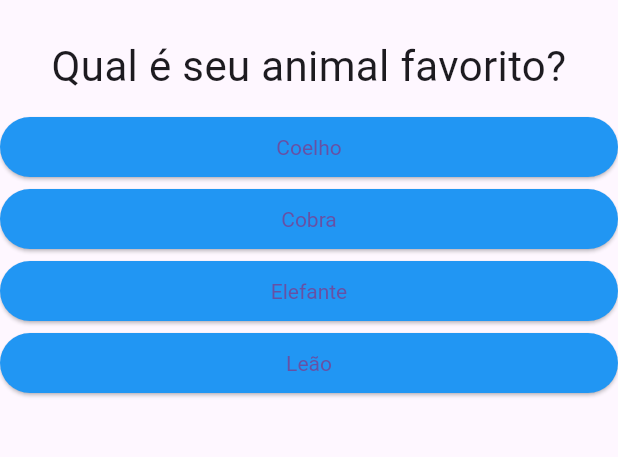
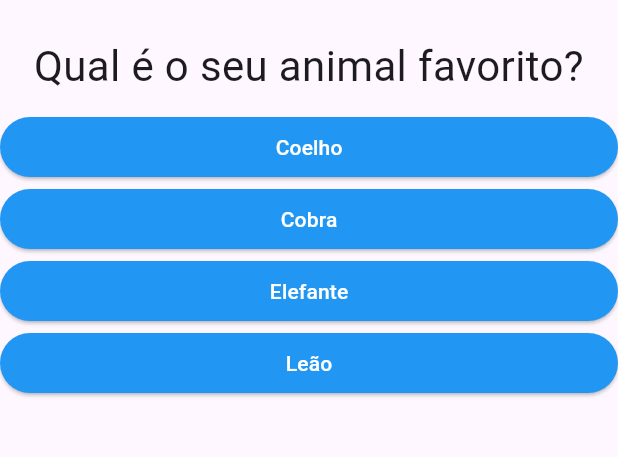
Before and after one commit to GabrielHR0sa/Learning_Flutter, a Flutter app: the screen it shows after launch, after a tap on "Preto", on a phone screen of 412 x 824 dp, the part 63-520 px from its top. Run offline on Flutter 3.47's test engine with Material 3 defaults, Android fonts, the phone set to English and light mode, and no system bars.

Commit message:
separating the project in more widgets

```diff
--- a/questions_project/lib/src/pages/main.dart
+++ b/questions_project/lib/src/pages/main.dart
@@ -1,53 +1,52 @@
 import 'package:flutter/material.dart';
-import 'package:questions_project/src/pages/resposta.dart';
-import './questao.dart';
+import './questionario.dart';
+import './resultado.dart';
 
 void main() => runApp(const PerguntaApp());
 
 class _PerguntaAppState extends State<PerguntaApp> {
   var _perguntaSelecionada = 0;
+  final _perguntas = const [
+    {
+      'texto': 'Qual é a sua cor favorita?',
+      'respostas': ['Preto', 'Vermelho', 'Verde', 'Branco'],
+    },
+    {
+      'texto': 'Qual é o seu animal favorito?',
+      'respostas': ['Coelho', 'Cobra', 'Elefante', 'Leão'],
+    },
+    {
+      'texto': 'Qual é o seu instrutor favorito?',
+      'respostas': ['Maria', 'João', 'Leo', 'Pedro'],
+    },
+  ];
 
   void _responder() {
-    setState(() {
-      _perguntaSelecionada++;
-    });
-    print(_perguntaSelecionada);
+    if (temPerguntaSelecionada) {
+      setState(() {
+        _perguntaSelecionada++;
+      });
+    }
+  }
+
+  bool get temPerguntaSelecionada {
+    return _perguntaSelecionada < _perguntas.length;
   }
 
   @override
   Widget build(BuildContext context) {
-    final List<Map<String, Object>> perguntas = [
-      {
-        'texto': 'Qual é sua cor favorita?',
-        'respostas': ['Preto', 'Vermelho', 'Verde', 'Branco'],
-      },
-      {
-        'texto': 'Qual é seu animal favorito?',
-        'respostas': ['Coelho', 'Cobra', 'Elefante', 'Leão'],
-      },
-      {
-        'texto': 'Qual é seu instrutor favorito?',
-        'respostas': ['Maria', 'João', 'Leo', 'Pedro'],
-      }
-    ];
-
-    List<Widget> respostas = [];
-    for (String textoResp
-        in perguntas[_perguntaSelecionada].cast()['respostas']) {
-      respostas.add(Resposta(textoResp, _responder));
-    }
-
     return MaterialApp(
       home: Scaffold(
         appBar: AppBar(
           title: const Text('Perguntas'),
         ),
-        body: Column(
-          children: [
-            Questao(perguntas[_perguntaSelecionada]['texto'].toString()),
-            ...respostas //... faz com que todos os elementos sejam adicionados nessa lista
-          ],
-        ),
+        body: temPerguntaSelecionada
+            ? Questionario(
+                perguntas: _perguntas,
+                perguntaSelecionada: _perguntaSelecionada,
+                quandoResponder: _responder,
+              )
+            : const Resultado(),
       ),
     );
   }
--- /dev/null
+++ b/questions_project/lib/src/pages/questionario.dart
@@ -0,0 +1,34 @@
+import 'package:flutter/material.dart';
+import './questao.dart';
+import './resposta.dart';
+
+class Questionario extends StatelessWidget {
+  final List<Map<String, Object>> perguntas;
+  final int perguntaSelecionada;
+  final void Function() quandoResponder;
+
+  const Questionario({
+    required this.perguntas,
+    required this.perguntaSelecionada,
+    required this.quandoResponder,
+    super.key,
+  });
+
+  bool get temPerguntaSelecionada {
+    return perguntaSelecionada < perguntas.length;
+  }
+
+  @override
+  Widget build(BuildContext context) {
+    List<String> respostas = temPerguntaSelecionada
+        ? perguntas[perguntaSelecionada]['respostas'] as List<String>
+        : [];
+
+    return Column(
+      children: [
+        Questao(perguntas[perguntaSelecionada]['texto'] as String),
+        ...respostas.map((t) => Resposta(t, quandoResponder)).toList(),
+      ],
+    );
+  }
+}
--- a/questions_project/lib/src/pages/resposta.dart
+++ b/questions_project/lib/src/pages/resposta.dart
@@ -2,19 +2,20 @@ import 'package:flutter/material.dart';
 
 class Resposta extends StatelessWidget {
   final String texto;
-  final void Function() onSelecao;
+  final void Function() quandoSelecionado;
 
-  const Resposta(this.texto, this.onSelecao);
+  const Resposta(this.texto, this.quandoSelecionado, {super.key});
 
   @override
   Widget build(BuildContext context) {
-    return Container(
+    return SizedBox(
       width: double.infinity,
       child: ElevatedButton(
         style: ElevatedButton.styleFrom(
-            backgroundColor: Colors.blue,
-            textStyle: TextStyle(color: Colors.white)),
-        onPressed: onSelecao,
+          backgroundColor: Colors.blue,
+          foregroundColor: Colors.white,
+        ),
+        onPressed: quandoSelecionado,
         child: Text(texto),
       ),
     );
--- /dev/null
+++ b/questions_project/lib/src/pages/resultado.dart
@@ -0,0 +1,17 @@
+import 'package:flutter/material.dart';
+
+class Resultado extends StatelessWidget {
+  const Resultado({super.key});
+
+  @override
+  Widget build(BuildContext context) {
+    return const Center(
+      child: Text(
+        'Parabéns!',
+        style: TextStyle(
+          fontSize: 28,
+        ),
+      ),
+    );
+  }
+}
```
